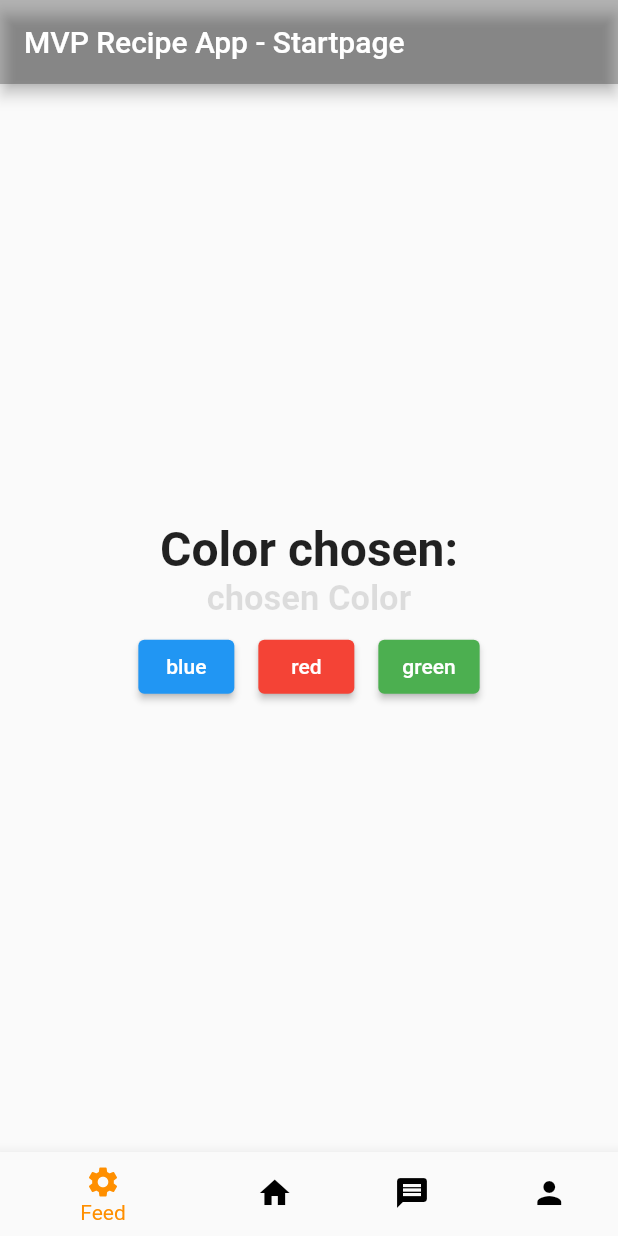
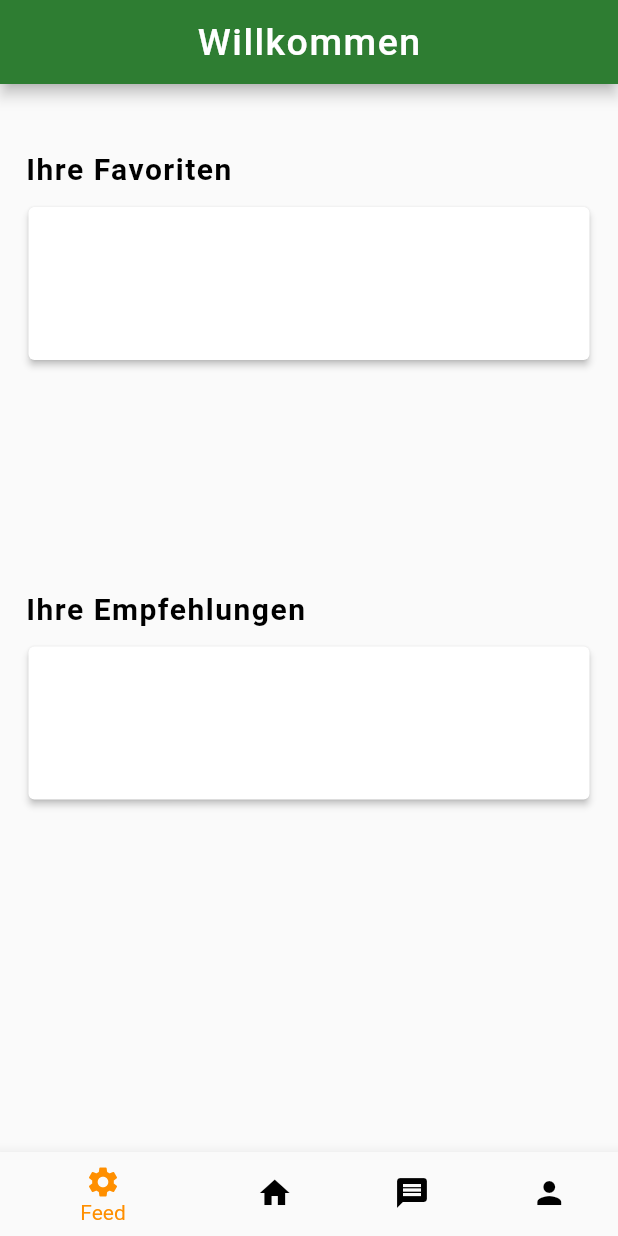
Before and after one commit to kit-recipe-app/front-end, a Flutter app: the screen it shows after launch, on a phone screen of 412 x 824 dp. Run offline on Flutter 3.47's test engine with Material 2 defaults, Android fonts, the phone set to English and light mode, and no system bars.

Commit message:
habe eine Main Page eingefügt, die etwas näher am Design ist

```diff
--- a/flutter_frontend_recipes/lib/main.dart
+++ b/flutter_frontend_recipes/lib/main.dart
@@ -1,4 +1,5 @@
 import 'package:flutter/material.dart';
+import 'package:flutter_frontend_recipes/pages/feed/actual-main-feed.dart';
 import 'package:flutter_frontend_recipes/pages/feed/main-page-feed.dart';
 import 'package:flutter_frontend_recipes/pages/profile/main-page-profile.dart';
 import 'package:flutter_frontend_recipes/pages/shopping-lists/main-page-shopping-lists.dart';
@@ -29,10 +30,10 @@ class LayoutWidget extends StatefulWidget {
 class _LayoutWidgetState extends State<LayoutWidget> {
 
 
-
+// const MainPageFeed(title: 'MVP Recipe App - Startpage')
   int _currentIndex = 0;
   final List<Widget> _pages = <Widget>[
-    const MainPageFeed(title: 'MVP Recipe App - Startpage'),
+    MainFeed(),
     Container(
       color: Colors.amber,
       child: const Text('Rezept'),
--- /dev/null
+++ b/flutter_frontend_recipes/lib/pages/feed/actual-main-feed.dart
@@ -0,0 +1,86 @@
+import 'package:flutter/material.dart';
+import 'package:flutter_frontend_recipes/constants/font_styles.dart';
+
+import '../../constants/colors.dart';
+import '../../constants/icon_designs.dart';
+
+
+class MainFeed extends StatefulWidget {
+  const MainFeed({Key? key}) : super(key: key);
+
+  @override
+  State<MainFeed> createState() => _MainFeedState();
+}
+
+class _MainFeedState extends State<MainFeed> {
+
+  ColorDesigns colorDesigns = ColorDesigns();
+  FontStyles fontStyles = FontStyles();
+  IconDesigns iconDesigns = IconDesigns();
+
+  String title = 'Willkommen';
+  String favorites = 'Ihre Favoriten';
+  String recommended = 'Ihre Empfehlungen';
+
+  @override
+  Widget build(BuildContext context) {
+    return Scaffold(
+      appBar: AppBar(
+        centerTitle: true,
+        backgroundColor: colorDesigns.appBarBGColor,
+        title: Text(
+          title,
+          style: fontStyles.appBarText,
+        ),
+      ),
+      body: Padding(
+        padding: const EdgeInsets.all(15.0),
+        child: Column(
+          crossAxisAlignment: CrossAxisAlignment.start,
+          children: [
+            Padding(
+              padding: const EdgeInsets.fromLTRB(2, 30, 0, 10),
+              child: Text(
+                  favorites,
+                style: fontStyles.titleText,
+              ),
+            ),
+            const SizedBox(
+              height: 110,
+              child: Card(
+                elevation: 2,
+                child: ListTile(
+
+                ),
+              ),
+            ),
+            SizedBox(
+              height: 130,
+              child: Container(
+              ),
+            ),
+            Padding(
+              padding: const EdgeInsets.fromLTRB(2, 20, 0, 10),
+              child: Text(
+                recommended,
+                style: fontStyles.titleText,
+              ),
+            ),
+            const SizedBox(
+              height: 110,
+              child: Card(
+                elevation: 2,
+                child: ListTile(
+
+                ),
+              ),
+            ),
+          ],
+        ),
+      ),
+
+
+
+    );
+  }
+}
```
Also changed, not shown: flutter_frontend_recipes/lib/pages/feed/actual-main-page.dart (deleted).
